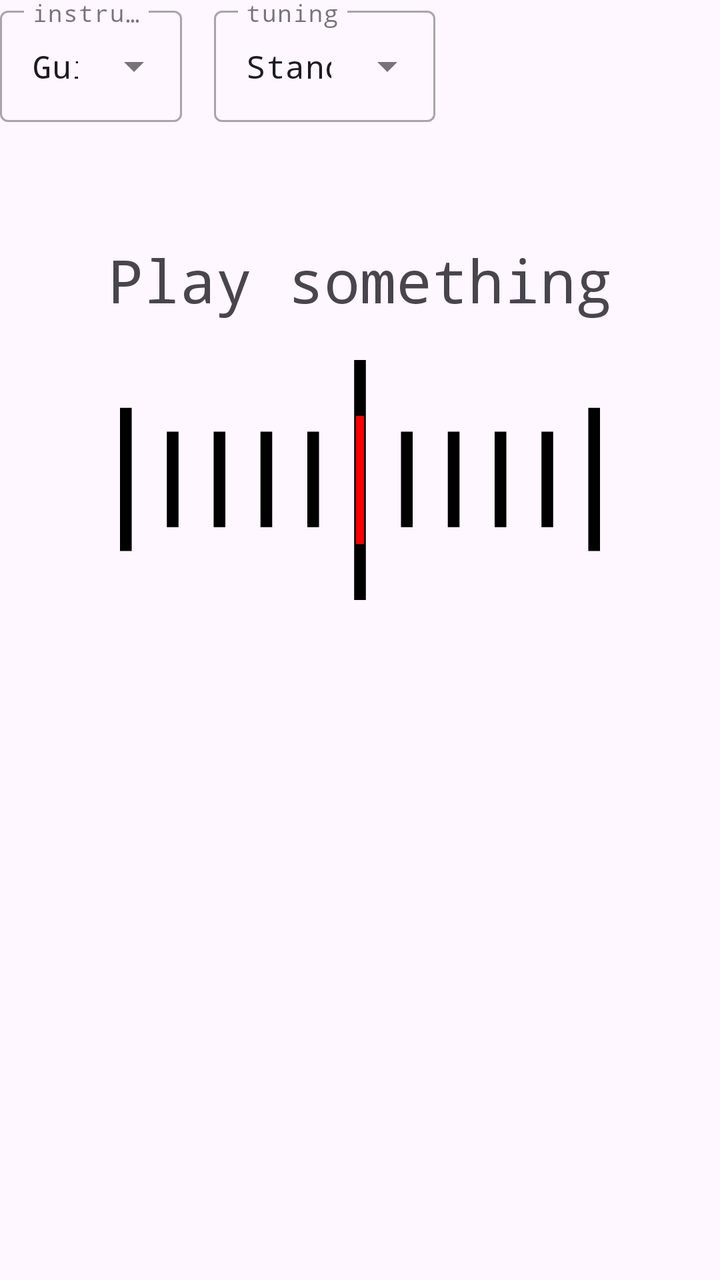
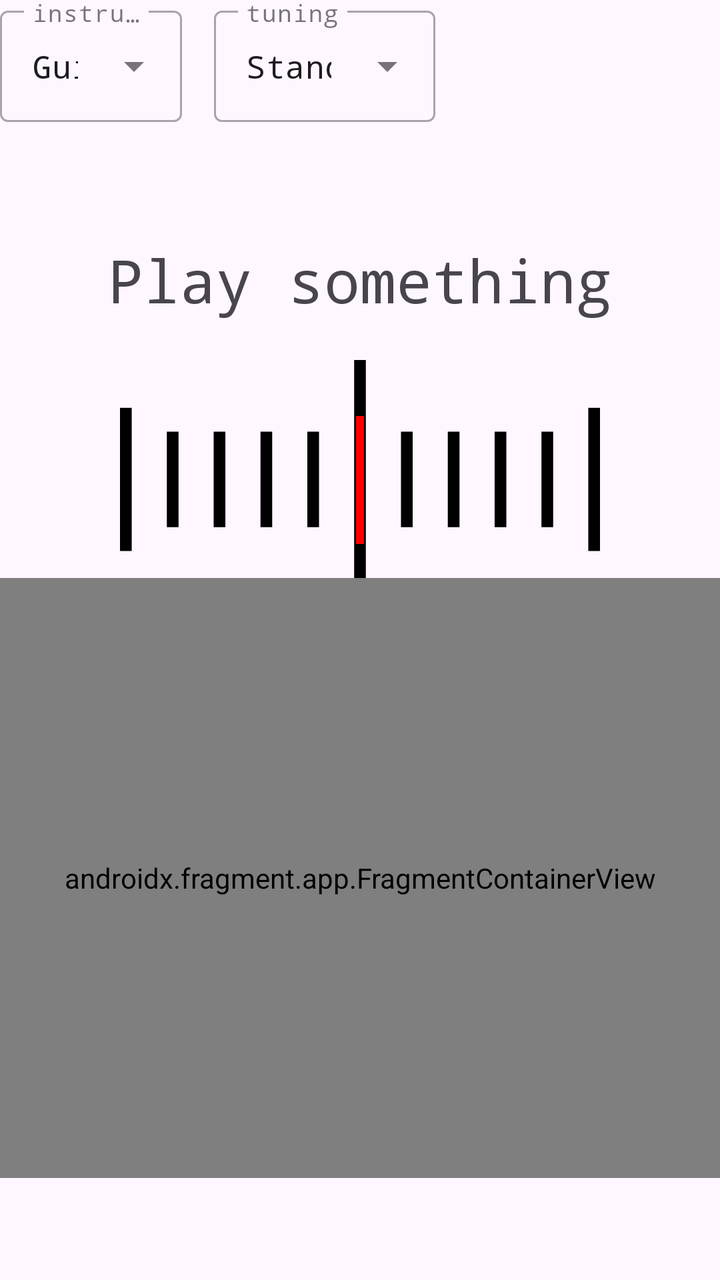

An Android layout rendered at two revisions. The XML below is the earlier revision; the diff shows what the commit changed to produce the second picture.
<!-- AndroidManifest.xml: application theme Theme.AuroraTuner -->
<!-- res/layout/fragment_tuner.xml -->
<?xml version="1.0" encoding="utf-8"?>
<androidx.constraintlayout.widget.ConstraintLayout xmlns:android="http://schemas.android.com/apk/res/android"
    xmlns:app="http://schemas.android.com/apk/res-auto"
    xmlns:tools="http://schemas.android.com/tools"
    android:id="@+id/tuner_constraint_layout"
    android:layout_width="match_parent"
    android:layout_height="match_parent"
    tools:context=".TunerFragment">

    

    <com.google.android.material.textfield.TextInputLayout
        android:id="@+id/instrument_selection"
        style="@style/Widget.MaterialComponents.TextInputLayout.OutlinedBox.ExposedDropdownMenu"
        android:layout_width="wrap_content"
        android:layout_height="wrap_content"
        app:layout_constraintBottom_toBottomOf="parent"
        app:layout_constraintEnd_toEndOf="parent"
        app:layout_constraintHorizontal_bias="0.0"
        app:layout_constraintStart_toStartOf="parent"
        app:layout_constraintTop_toTopOf="parent"
        android:hint="@string/instrument_selector_hint"
        app:layout_constraintVertical_bias="0.0">

        <AutoCompleteTextView
            android:id="@+id/instrument_selection_dropdown"
            android:layout_width="match_parent"
            android:layout_height="match_parent"
            android:inputType="none"
            android:fontFamily="monospace"
            android:textSize="16sp"
            android:text="@string/instrument_guitar" />
    </com.google.android.material.textfield.TextInputLayout>

    <com.google.android.material.textfield.TextInputLayout
        android:id="@+id/tuning_selection"
        style="@style/Widget.MaterialComponents.TextInputLayout.OutlinedBox.ExposedDropdownMenu"
        android:layout_width="wrap_content"
        android:layout_height="wrap_content"
        android:hint="@string/tuning_selector_hint"
        app:layout_constraintBottom_toBottomOf="parent"
        app:layout_constraintEnd_toEndOf="parent"
        app:layout_constraintHorizontal_bias="0.1"
        app:layout_constraintStart_toEndOf="@+id/instrument_selection"
        app:layout_constraintTop_toTopOf="parent"
        app:layout_constraintVertical_bias="0.0">

        <AutoCompleteTextView
            android:id="@+id/tuning_selection_dropdown"
            android:layout_width="match_parent"
            android:layout_height="match_parent"
            android:fontFamily="monospace"
            android:inputType="none"
            android:text="@string/standard_tuning"
            android:textSize="16sp" />

    </com.google.android.material.textfield.TextInputLayout>

    <androidx.constraintlayout.widget.ConstraintLayout
        android:id="@+id/tuner_section_layout"
        android:layout_width="wrap_content"
        android:layout_height="wrap_content"
        app:layout_constraintBottom_toBottomOf="parent"
        app:layout_constraintEnd_toEndOf="parent"
        app:layout_constraintStart_toStartOf="parent"
        app:layout_constraintTop_toTopOf="parent"
        app:layout_constraintVertical_bias="0.3">

        <TextView
            android:id="@+id/note_text"
            android:layout_width="wrap_content"
            android:layout_height="wrap_content"
            android:layout_marginBottom="20dp"
            android:fontFamily="monospace"
            android:maxLines="1"
            android:text="@string/note_text_placeholder"
            android:textAlignment="center"
            android:textSize="30sp"
            app:layout_constraintBottom_toTopOf="@+id/measure"
            app:layout_constraintEnd_toEndOf="parent"
            app:layout_constraintStart_toStartOf="parent"
            app:layout_constraintTop_toTopOf="parent" />

        <TextView
            android:id="@+id/delta_text"
            android:layout_width="wrap_content"
            android:layout_height="wrap_content"
            android:fontFamily="monospace"
            android:textAlignment="center"
            android:textSize="30sp"
            app:layout_constraintBottom_toBottomOf="parent"
            app:layout_constraintEnd_toEndOf="parent"
            app:layout_constraintStart_toStartOf="parent"
            app:layout_constraintTop_toTopOf="@+id/measure"
            app:layout_constraintVertical_bias="1.0" />

        <ImageView
            android:id="@+id/measure"
            android:layout_width="300dp"
            android:layout_height="120dp"
            android:contentDescription="@string/measure_description"
            android:src="@drawable/measure"
            app:layout_constraintBottom_toBottomOf="parent"
            app:layout_constraintEnd_toEndOf="parent"
            app:layout_constraintStart_toStartOf="parent"
            app:layout_constraintTop_toTopOf="parent" />

        <ImageView
            android:id="@+id/measure_line"
            android:layout_width="4dp"
            android:layout_height="120dp"
            android:contentDescription="@string/measure_line_description"
            android:src="@drawable/measure_line"
            app:layout_constraintBottom_toBottomOf="@+id/measure"
            app:layout_constraintEnd_toEndOf="@+id/measure"
            app:layout_constraintStart_toStartOf="@+id/measure"
            app:layout_constraintTop_toTopOf="@+id/measure" />

    </androidx.constraintlayout.widget.ConstraintLayout>

    <androidx.fragment.app.FragmentContainerView
        android:id="@+id/instrument_view"
        android:layout_width="300dp"
        android:layout_height="200dp"
        app:layout_constraintBottom_toBottomOf="parent"
        app:layout_constraintEnd_toEndOf="parent"
        app:layout_constraintHorizontal_bias="0.504"
        app:layout_constraintStart_toStartOf="parent"
        app:layout_constraintTop_toTopOf="parent"
        app:layout_constraintVertical_bias="0.85" />

</androidx.constraintlayout.widget.ConstraintLayout>
<!-- resources referenced by this layout -->
<resources>
  <!-- drawable measure (drawable) -->
  <vector xmlns:android="http://schemas.android.com/apk/res/android"
      android:width="200dp"
      android:height="100dp"
      android:viewportWidth="410"
      android:viewportHeight="201">
      <path
          android:fillColor="@color/measureColor"
          android:name="Rectangle 1"
          android:pathData="m200 0h10v201h-10v-201z" />
      <path
          android:fillColor="@color/measureColor"
          android:name="Rectangle 2"
          android:pathData="m240 60h10v80h-10v-80z" />
      <path
          android:fillColor="@color/measureColor"
          android:name="Rectangle 3"
          android:pathData="m280 60h10v80h-10v-80z" />
      <path
          android:fillColor="@color/measureColor"
          android:name="Rectangle 4"
          android:pathData="m320 60h10v80h-10v-80z" />
      <path
          android:fillColor="@color/measureColor"
          android:name="Rectangle 5"
          android:pathData="m360 60h10v80h-10v-80z" />
      <path
          android:fillColor="@color/measureColor"
          android:name="Rectangle 6"
          android:pathData="m400 40h10v120h-10v-120z" />
      <path
          android:fillColor="@color/measureColor"
          android:name="Rectangle 7"
          android:pathData="m160 60h10v80h-10v-80z" />
      <path
          android:fillColor="@color/measureColor"
          android:name="Rectangle 8"
          android:pathData="m40 60h10v80h-10v-80z" />
      <path
          android:fillColor="@color/measureColor"
          android:name="Rectangle 9"
          android:pathData="m80 60h10v80h-10v-80z" />
      <path
          android:fillColor="@color/measureColor"
          android:name="Rectangle 10"
          android:pathData="m120 60h10v80h-10v-80z" />
      <path
          android:fillColor="@color/measureColor"
          android:name="Rectangle 11"
          android:pathData="m0 40h10v120h-10v-120z" />
  </vector>
  <!-- drawable measure_line (drawable) -->
  <vector xmlns:android="http://schemas.android.com/apk/res/android"
      android:width="5dp"
      android:height="80dp"
      android:viewportWidth="5"
      android:viewportHeight="80">
      <path
          android:fillColor="@color/measureLineColorDefault"
          android:name="Rectangle 1"
          android:pathData="m0 0h5v80h-5v-80z" />
  </vector>
  <string name="instrument_guitar">Guitar</string>
  <string name="instrument_selector_hint">instrument</string>
  <string name="measure_description">musical note measure</string>
  <string name="measure_line_description">current deviation from note</string>
  <string name="note_text_placeholder">Play something</string>
  <string name="standard_tuning">Standard</string>
  <string name="tuning_selector_hint">tuning</string>
  <style name="Theme.AuroraTuner" parent="Base.Theme.AuroraTuner" />
  <color name="measureColor">@color/black</color>
  <color name="measureLineColorDefault">#FF0000</color>
  <style name="Base.Theme.AuroraTuner" parent="Theme.Material3.DayNight.NoActionBar">
          
          
          <item name="android:navigationBarColor">@color/white</item>
          <item name="colorPrimaryDark">@color/white</item>
      </style>
  <color name="black">#FF000000</color>
  <color name="white">#FFFFFFFF</color>
</resources>

<!-- the commit's change to res/layout/fragment_tuner.xml (unified diff, before → after) -->
@@ -120,13 +120,93 @@
 
     <androidx.fragment.app.FragmentContainerView
         android:id="@+id/instrument_view"
-        android:layout_width="300dp"
-        android:layout_height="200dp"
-        app:layout_constraintBottom_toBottomOf="parent"
-        app:layout_constraintEnd_toEndOf="parent"
-        app:layout_constraintHorizontal_bias="0.504"
-        app:layout_constraintStart_toStartOf="parent"
-        app:layout_constraintTop_toTopOf="parent"
-        app:layout_constraintVertical_bias="0.85" />
+        android:name="com.example.auroratuner.GuitarFragment"
+        android:layout_width="0dp"
+        android:layout_height="300dp"
+        app:layout_constraintBottom_toBottomOf="parent"
+        app:layout_constraintEnd_toEndOf="parent"
+        app:layout_constraintHorizontal_bias="1.0"
+        app:layout_constraintStart_toStartOf="parent"
+        app:layout_constraintTop_toTopOf="parent"
+        app:layout_constraintVertical_bias="0.85"
+        tools:layout="@layout/guitar_fragment" />
 
 </androidx.constraintlayout.widget.ConstraintLayout>
+<!-- res/layout/guitar_fragment.xml (included above) -->
+<?xml version="1.0" encoding="utf-8"?>
+<androidx.constraintlayout.widget.ConstraintLayout xmlns:android="http://schemas.android.com/apk/res/android"
+    xmlns:app="http://schemas.android.com/apk/res-auto"
+    xmlns:tools="http://schemas.android.com/tools"
+    android:layout_width="match_parent"
+    android:layout_height="match_parent" >
+
+    <ImageView
+        android:id="@+id/string2"
+        android:layout_width="wrap_content"
+        android:layout_height="wrap_content"
+        app:layout_constraintBottom_toBottomOf="parent"
+        app:layout_constraintEnd_toEndOf="parent"
+        app:layout_constraintHorizontal_bias="0.3"
+        app:layout_constraintStart_toStartOf="parent"
+        app:layout_constraintTop_toTopOf="parent"
+        app:srcCompat="@drawable/note_circle" />
+
+    <ImageView
+        android:id="@+id/string1"
+        android:layout_width="wrap_content"
+        android:layout_height="wrap_content"
+        app:layout_constraintBottom_toBottomOf="parent"
+        app:layout_constraintEnd_toEndOf="parent"
+        app:layout_constraintHorizontal_bias="0.3"
+        app:layout_constraintStart_toStartOf="parent"
+        app:layout_constraintTop_toTopOf="parent"
+        app:layout_constraintVertical_bias="0.40"
+        app:srcCompat="@drawable/note_circle" />
+
+    <ImageView
+        android:id="@+id/string3"
+        android:layout_width="wrap_content"
+        android:layout_height="wrap_content"
+        app:layout_constraintBottom_toBottomOf="parent"
+        app:layout_constraintEnd_toEndOf="parent"
+        app:layout_constraintHorizontal_bias="0.3"
+        app:layout_constraintStart_toStartOf="parent"
+        app:layout_constraintTop_toTopOf="parent"
+        app:layout_constraintVertical_bias="0.60"
+        app:srcCompat="@drawable/note_circle" />
+
+    <ImageView
+        android:id="@+id/string5"
+        android:layout_width="wrap_content"
+        android:layout_height="wrap_content"
+        app:layout_constraintBottom_toBottomOf="parent"
+        app:layout_constraintEnd_toEndOf="parent"
+        app:layout_constraintHorizontal_bias="0.7"
+        app:layout_constraintStart_toStartOf="parent"
+        app:layout_constraintTop_toTopOf="parent"
+        app:srcCompat="@drawable/note_circle" />
+
+    <ImageView
+        android:id="@+id/string4"
+        android:layout_width="wrap_content"
+        android:layout_height="wrap_content"
+        app:layout_constraintBottom_toBottomOf="parent"
+        app:layout_constraintEnd_toEndOf="parent"
+        app:layout_constraintHorizontal_bias="0.7"
+        app:layout_constraintStart_toStartOf="parent"
+        app:layout_constraintTop_toTopOf="parent"
+        app:layout_constraintVertical_bias="0.40"
+        app:srcCompat="@drawable/note_circle" />
+
+    <ImageView
+        android:id="@+id/string6"
+        android:layout_width="wrap_content"
+        android:layout_height="wrap_content"
+        app:layout_constraintBottom_toBottomOf="parent"
+        app:layout_constraintEnd_toEndOf="parent"
+        app:layout_constraintHorizontal_bias="0.7"
+        app:layout_constraintStart_toStartOf="parent"
+        app:layout_constraintTop_toTopOf="parent"
+        app:layout_constraintVertical_bias="0.60"
+        app:srcCompat="@drawable/note_circle" />
+</androidx.constraintlayout.widget.ConstraintLayout>
<!-- resource entries referenced after the edit -->
@@ -62,6 +62,17 @@
           android:name="Rectangle 1"
           android:pathData="m0 0h5v80h-5v-80z" />
   </vector>
+  <!-- drawable note_circle (drawable) -->
+  <vector xmlns:android="http://schemas.android.com/apk/res/android"
+      android:width="50dp"
+      android:height="50dp"
+      android:viewportWidth="100"
+      android:viewportHeight="100">
+      <path
+          android:name="circle"
+          android:pathData="m49.92 1.88c26.51 0 48 21.49 48 48c0 26.51 -21.49 48 -48 48c-26.51 0 -48 -21.49 -48 -48c0 -26.51 21.49 -48 48 -48zm0 -2c-27.61 0 -50 22.39 -50 50c0 27.61 22.39 50 50 50c27.61 0 50 -22.39 50 -50c0 -27.61 -22.39 -50 -50 -50z"
+          android:fillColor="@color/colorAccent" />
+  </vector>
   <string name="instrument_guitar">Guitar</string>
   <string name="instrument_selector_hint">instrument</string>
   <string name="measure_description">musical note measure</string>
@@ -72,6 +83,7 @@
   <style name="Theme.AuroraTuner" parent="Base.Theme.AuroraTuner" />
   <color name="measureColor">@color/black</color>
   <color name="measureLineColorDefault">#FF0000</color>
+  <color name="colorAccent">#7B5BB5</color>
   <style name="Base.Theme.AuroraTuner" parent="Theme.Material3.DayNight.NoActionBar">
           
           
